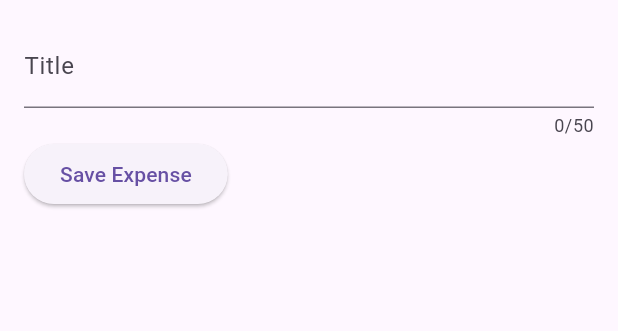
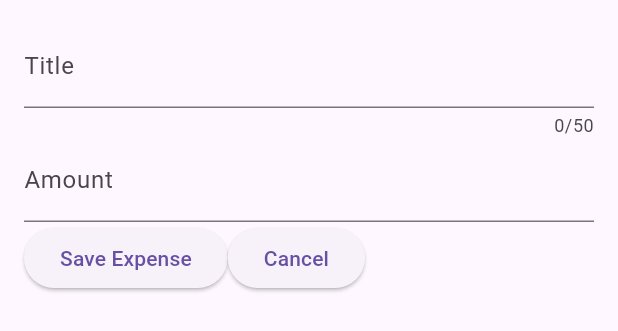
Before and after one commit to Waqas2332/Flutter-Development, a Flutter app: the NewExpense widget shown alone on an empty page, opened directly, after a tap on "Save Expense", on a phone screen of 412 x 824 dp. Shown: the top 331 px of the screen. Run offline on Flutter 3.47's test engine with Material 3 defaults, Android fonts, the phone set to English and light mode, and no system bars; our stand-ins replace google_fonts.

Commit message:
Done Practice

```diff
--- a/expense_tracker/lib/widgets/new_expense.dart
+++ b/expense_tracker/lib/widgets/new_expense.dart
@@ -12,10 +12,12 @@ class NewExpense extends StatefulWidget {
 class _NewExpense extends State<NewExpense> {
   // Controllers are built it for handling text fields but it has to close by using dispose method otherwise it will keep taking space in memory and it can cause memory overflow and app crash
   final _titleController = TextEditingController();
+  final _amountController = TextEditingController();
 
   @override
   void dispose() {
     _titleController.dispose();
+    _amountController.dispose();
     super.dispose();
   }
 
@@ -32,13 +34,24 @@ class _NewExpense extends State<NewExpense> {
               label: Text("Title"),
             ),
           ),
+          TextField(
+            controller: _amountController,
+            keyboardType: TextInputType.number,
+            decoration: const InputDecoration(
+              prefixText: "\$ ",
+              label: Text("Amount"),
+            ),
+          ),
           Row(
             children: [
               ElevatedButton(
-                  onPressed: () {
-                    print(_titleController.text);
-                  },
-                  child: const Text("Save Expense"))
+                onPressed: () {
+                  print(_titleController.text);
+                  print(_amountController.text);
+                },
+                child: const Text("Save Expense"),
+              ),
+              ElevatedButton(onPressed: () {}, child: const Text("Cancel"))
             ],
           ),
         ],
```
